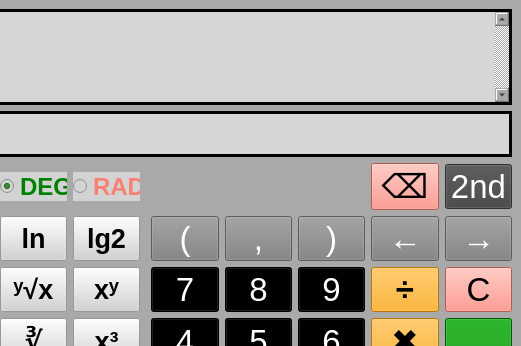
Before: the Qt Designer form MainWindow.ui in OdysseusLSe/qtCalc, drawn with Qt 5; both pictures show x 229 to 750 and y 0 to 346 of the 750 by 500 pixel window.
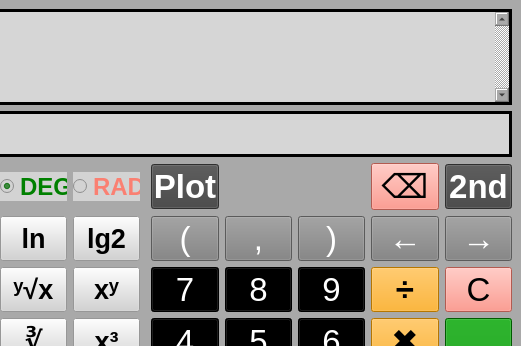
After: the same form once the commit is applied.

Commit message: Add 'Plot' button to UI and update font styles for better visibility

Diff of the .ui file:
```diff
--- a/MainWindow.ui
+++ b/MainWindow.ui
@@ -419,7 +419,7 @@
           <property name="font">
            <font>
             <pointsize>25</pointsize>
-            <fontweight>ExtraBold</fontweight>
+            <bold>true</bold>
            </font>
           </property>
           <property name="focusPolicy">
@@ -1491,6 +1491,29 @@
           </property>
          </widget>
         </item>
+        <item row="0" column="6">
+         <widget class="QPushButton" name="pushButton">
+          <property name="sizePolicy">
+           <sizepolicy hsizetype="Ignored" vsizetype="Fixed">
+            <horstretch>0</horstretch>
+            <verstretch>0</verstretch>
+           </sizepolicy>
+          </property>
+          <property name="font">
+           <font>
+            <pointsize>25</pointsize>
+            <bold>true</bold>
+           </font>
+          </property>
+          <property name="styleSheet">
+           <string notr="true">background-color : rgb(66, 66, 66);
+color : white;</string>
+          </property>
+          <property name="text">
+           <string>Plot</string>
+          </property>
+         </widget>
+        </item>
        </layout>
       </item>
      </layout>
```
The commit also changes 1 other file.
